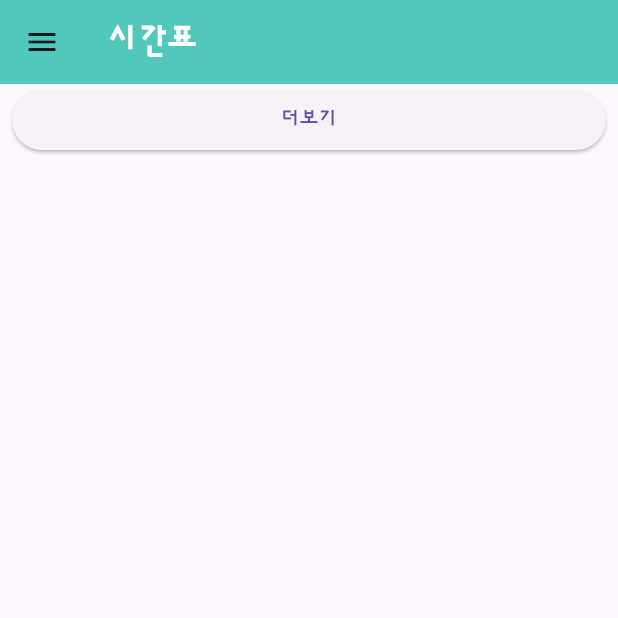
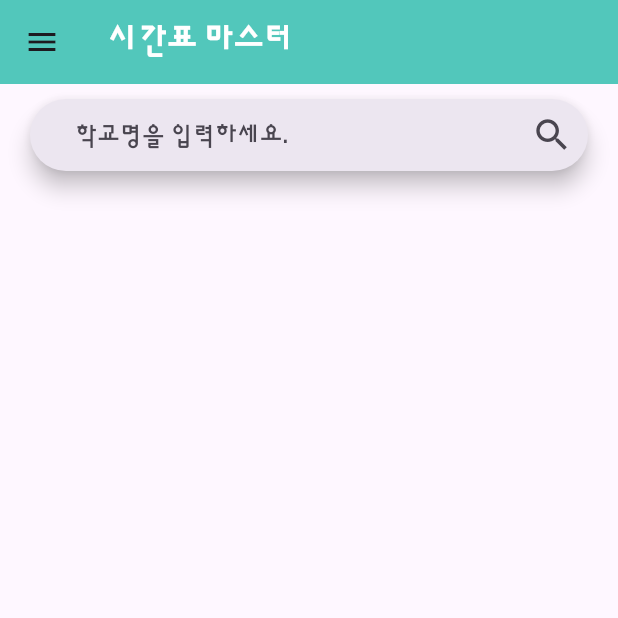
Before and after one commit to dlsdk0601/school_schedule, a Flutter app: the screen it shows after launch, on a phone screen of 412 x 824 dp, the top half of it. Run offline on Flutter 3.47's test engine with Material 3 defaults, Android fonts, the phone set to English and light mode, and no system bars; our stand-ins replace dio, flutter_dotenv.

Commit message:
feat: Main 화면 학교 검색 화면으로 수정

```diff
--- a/lib/screen/home_screen.dart
+++ b/lib/screen/home_screen.dart
@@ -2,10 +2,8 @@ import 'package:dio/dio.dart';
 import 'package:flutter/material.dart';
 import 'package:school_schedule/component/main_drawer.dart';
 import 'package:school_schedule/constant/colors.dart';
-import 'package:school_schedule/constant/regions.dart';
 import 'package:school_schedule/model/school_model.dart';
 import 'package:school_schedule/repository/school_repository.dart';
-import 'package:school_schedule/utils/data_utils.dart';
 
 class HomeScreen extends StatefulWidget {
   const HomeScreen({super.key});
@@ -15,20 +13,13 @@ class HomeScreen extends StatefulWidget {
 }
 
 class _HomeScreenState extends State<HomeScreen> {
-  String region = regions[0];
-  AtptOfcdcScCode code = AtptOfcdcScCode.B10;
-  List<SchoolModel> schools = [];
   int page = 1;
+  List<SchoolSearchModel> schools = [];
 
-  @override
-  initState() {
-    super.initState();
-    fetchSchoolData();
-  }
-
-  Future<void> fetchSchoolData() async {
+  Future<void> fetchSchoolData(String search) async {
     try {
-      final res = await SchoolRepository.onFetch(page: page, code: code);
+      final res =
+          await SchoolSearchRepository.onFetch(page: page, search: search);
 
       setState(() {
         schools = [...schools, ...res];
@@ -43,60 +34,66 @@ class _HomeScreenState extends State<HomeScreen> {
 
   @override
   Widget build(BuildContext context) {
-    // TODO :: 선택 시 학교 list 보여주는 로직 추가
     return Scaffold(
       drawer: MainDrawer(
-        selectedRegion: region,
         onRegionTap: (String region) {
-          setState(() {
-            this.region = region;
-            code = DataUtils.nameToCityCode(name: region);
-          });
-
           Navigator.of(context).pop();
-          fetchSchoolData();
         },
       ),
       appBar: AppBar(
         title: const Text(
-          "시간표",
-          style: TextStyle(color: whiteColor, fontWeight: FontWeight.w700),
+          "시간표 마스터",
+          style: TextStyle(
+            color: whiteColor,
+            fontWeight: FontWeight.w700,
+          ),
         ),
         backgroundColor: lightColor,
       ),
       body: Container(
-        child: ListView(
+          child: Padding(
+        padding: const EdgeInsets.fromLTRB(20.0, 10.0, 20.0, 0),
+        child: Column(
           children: [
-            ...schools
-                .map((e) => Column(
-                      children: [
-                        Text(e.ATPT_OFCDC_SC_NM),
-                        Text(e.DGHT_CRSE_SC_NM),
-                        Text(e.LOAD_DTM),
-                        Text(e.ORD_SC_NM),
-                        Text(e.SCHUL_NM),
-                        Text(e.SD_SCHUL_CODE),
-                      ],
-                    ))
-                .toList(),
-            Padding(
-              padding: const EdgeInsets.symmetric(horizontal: 8.0),
-              child: ElevatedButton(
-                onPressed: () {
-                  setState(() {
-                    page += 1;
-                  });
-
-                  fetchSchoolData();
-                },
-                child: const Center(
-                  child: Text("더보기"),
+            SearchBar(
+              onSubmitted: (String search) {
+                fetchSchoolData(search);
+              },
+              trailing: [
+                IconButton(
+                  onPressed: () {},
+                  icon: const Icon(
+                    Icons.search,
+                    size: 28.0,
+                  ),
+                )
+              ],
+              constraints: const BoxConstraints(maxHeight: 100),
+              padding: MaterialStateProperty.all(
+                const EdgeInsets.fromLTRB(15, 0, 0, 0),
+              ),
+              textStyle: MaterialStateProperty.all(
+                const TextStyle(
+                  fontWeight: FontWeight.w500,
                 ),
+              ),
+              hintText: "학교명을 입력하세요.",
+            ),
+            Expanded(
+              child: ListView(
+                children: schools
+                    .map(
+                      (e) => TextButton(
+                        onPressed: () {},
+                        child: Text(e.SCHUL_NM),
+                      ),
+                    )
+                    .toList(),
               ),
             )
           ],
         ),
-      ),
+      )),
     );
   }
 }
```
Also changed, not shown: pubspec.lock.
